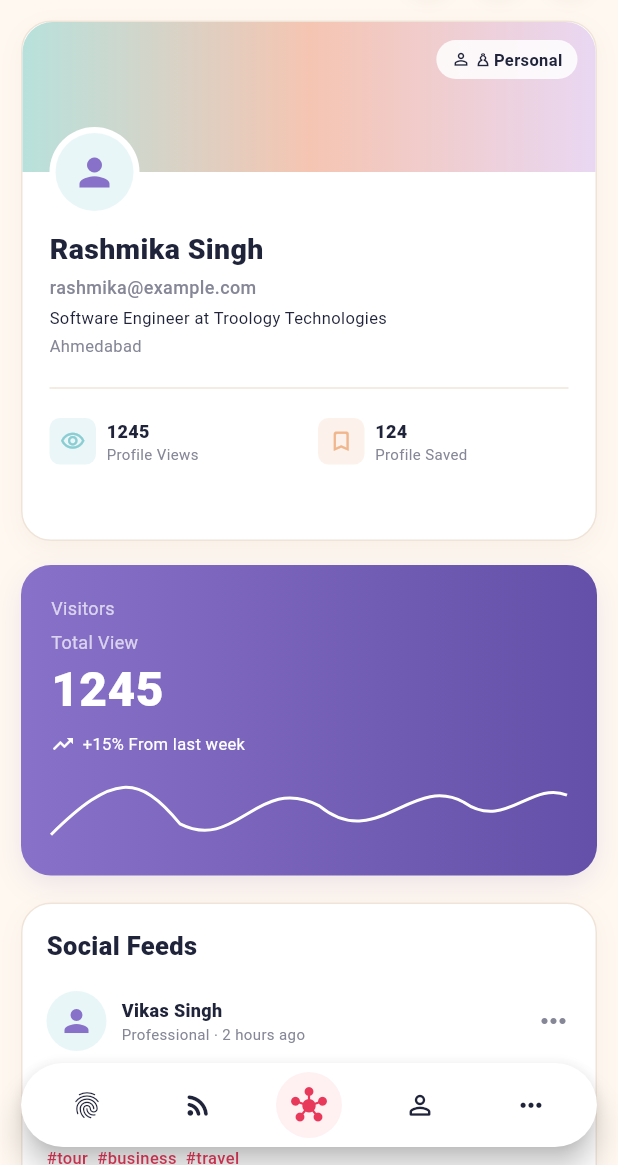
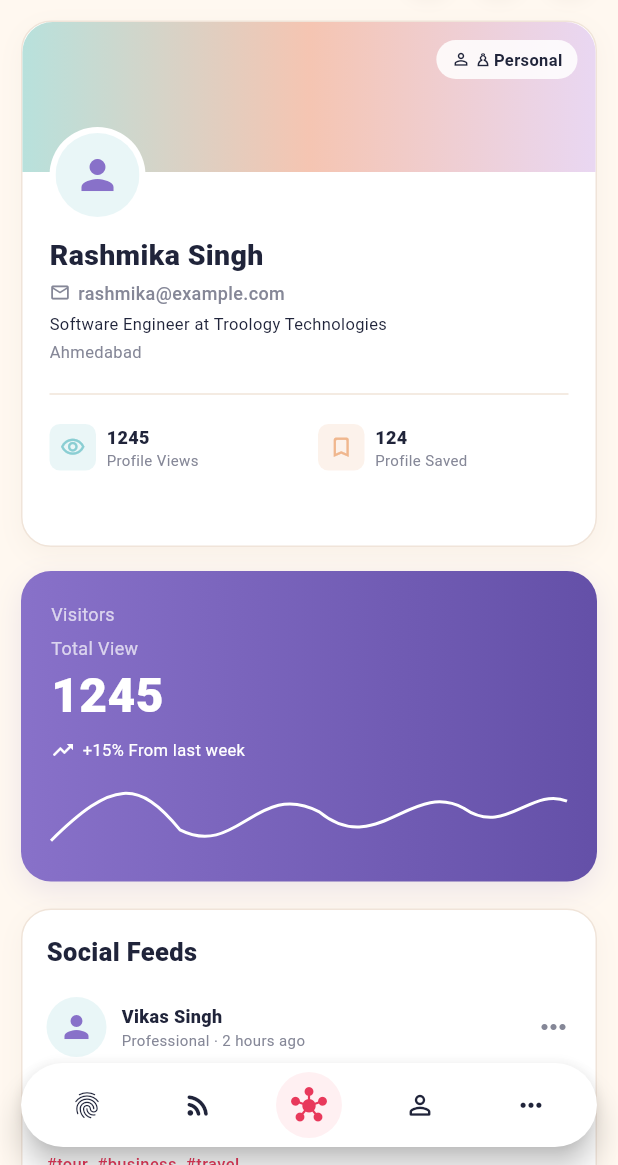
Before and after one commit to abhisinghcpr/flutterTechTask, a Flutter app: the HomeScreen screen opened directly, on a phone screen of 412 x 824 dp, the part 71-1236 px from its top. Run offline on Flutter 3.47's test engine with Material 3 defaults, Android fonts, the phone set to English and light mode, and no system bars; our stand-ins replace connectivity_plus, firebase_auth, firebase_core, get, google_sign_in, shared_preferences; accounts and stored records are empty; network calls fail.

Commit message:
feat: show user photo, name, email, phone on home screen, and route to splash on logout

```diff
--- a/lib/controller/auth_controller.dart
+++ /dev/null
@@ -1 +0,0 @@
-export '../presentation/controllers/auth_controller.dart';
--- a/lib/core/constants/app_colors.dart
+++ b/lib/core/constants/app_colors.dart
@@ -10,7 +10,6 @@ class AppColors {
   static const Color muted = Color(0xFF858797);
   static const Color border = Color(0xFFF0E4D9);
 
-  // Gradient & accent colors
   static const Color purple = Color(0xFF8871C9);
   static const Color purpleDark = Color(0xFF6450A8);
   static const Color cyan = Color(0xFF8ACED3);
@@ -19,7 +18,6 @@ class AppColors {
   static const Color softPink = Color(0xFFF5C5B2);
   static const Color lavender = Color(0xFFE9D7F2);
 
-  // Status colors
   static const Color offline = Color(0xFFD9534F);
   static const Color offlineBackground = Color(0xFFFDECEA);
   static const Color online = Color(0xFF4CAF50);
--- a/lib/data/models/profile_model.dart
+++ b/lib/data/models/profile_model.dart
@@ -2,6 +2,7 @@ class ProfileModel {
   const ProfileModel({
     required this.name,
     required this.email,
+    this.phone,
     this.photoUrl,
     this.jobTitle = 'Software Engineer at Troology Technologies',
     this.location = 'Ahmedabad',
@@ -12,6 +13,7 @@ class ProfileModel {
 
   final String name;
   final String email;
+  final String? phone;
   final String? photoUrl;
   final String jobTitle;
   final String location;
@@ -22,6 +24,7 @@ class ProfileModel {
   ProfileModel copyWith({
     String? name,
     String? email,
+    String? phone,
     String? photoUrl,
     String? jobTitle,
     String? location,
@@ -32,6 +35,7 @@ class ProfileModel {
     return ProfileModel(
       name: name ?? this.name,
       email: email ?? this.email,
+      phone: phone ?? this.phone,
       photoUrl: photoUrl ?? this.photoUrl,
       jobTitle: jobTitle ?? this.jobTitle,
       location: location ?? this.location,
--- a/lib/data/repositories/mock_magnet_repository.dart
+++ b/lib/data/repositories/mock_magnet_repository.dart
@@ -12,11 +12,13 @@ class MockMagnetRepository {
   ProfileModel getProfile({
     String? name,
     String? email,
+    String? phone,
     String? photoUrl,
   }) {
     return ProfileModel(
       name: (name != null && name.trim().isNotEmpty) ? name : 'Rashmika Singh',
       email: (email != null && email.trim().isNotEmpty) ? email : 'rashmika@example.com',
+      phone: phone,
       photoUrl: photoUrl,
       jobTitle: AppStrings.defaultJobTitle,
       location: AppStrings.defaultLocation,
--- a/lib/main.dart
+++ b/lib/main.dart
@@ -1,7 +1,6 @@
 import 'package:firebase_core/firebase_core.dart';
 import 'package:flutter/material.dart';
 import 'package:get/get.dart';
-
 import 'core/constants/app_strings.dart';
 import 'core/theme/app_theme.dart';
 import 'firebase_options.dart';
--- a/lib/presentation/screens/home/home_screen.dart
+++ b/lib/presentation/screens/home/home_screen.dart
@@ -82,6 +82,7 @@ class _HomeScreenState extends State<HomeScreen> {
                                 final profile = _repository.getProfile(
                                   name: authController.userName.value,
                                   email: authController.userEmail.value,
+                                  phone: authController.userPhone.value,
                                   photoUrl: authController.userPhoto.value,
                                 );
 
--- a/lib/presentation/widgets/profile_card.dart
+++ b/lib/presentation/widgets/profile_card.dart
@@ -62,7 +62,9 @@ class ProfileCard extends StatelessWidget {
                   ),
                   const SizedBox(width: 4),
                   Text(
-                    isOffline ? AppStrings.offlineBadge : AppStrings.personalBadge,
+                    isOffline
+                        ? AppStrings.offlineBadge
+                        : AppStrings.personalBadge,
                     style: TextStyle(
                       fontSize: 11,
                       fontWeight: FontWeight.w600,
@@ -82,27 +84,48 @@ class ProfileCard extends StatelessWidget {
               child: Column(
                 crossAxisAlignment: CrossAxisAlignment.start,
                 children: [
-                  // Avatar
+                  // Avatar with Google Photo and graceful error fallback
                   CircleAvatar(
-                    radius: 30,
+                    radius: 32,
                     backgroundColor: Colors.white,
-                    child: CircleAvatar(
-                      radius: 26,
-                      backgroundColor: const Color(0xFFE9F6F7),
-                      backgroundImage: (!isOffline &&
-                              profile.photoUrl != null &&
+                    child: ClipOval(
+                      child: Container(
+                        width: 56,
+                        height: 56,
+                        color: const Color(0xFFE9F6F7),
+                        child: (profile.photoUrl != null &&
                                 profile.photoUrl!.isNotEmpty)
-                          ? NetworkImage(profile.photoUrl!)
-                          : null,
-                      child: (isOffline ||
-                              profile.photoUrl == null ||
-                              profile.photoUrl!.isEmpty)
-                          ? const Icon(
+                            ? Image.network(
+                                profile.photoUrl!,
+                                fit: BoxFit.cover,
+                                errorBuilder: (context, error, stackTrace) {
+                                  return const Icon(
                                     Icons.person,
                                     color: AppColors.purple,
-                              size: 30,
+                                    size: 32,
+                                  );
+                                },
+                                loadingBuilder:
+                                    (context, child, loadingProgress) {
+                                  if (loadingProgress == null) return child;
+                                  return const Center(
+                                    child: SizedBox(
+                                      width: 20,
+                                      height: 20,
+                                      child: CircularProgressIndicator(
+                                        strokeWidth: 2,
+                                        color: AppColors.primary,
+                                      ),
+                                    ),
+                                  );
+                                },
                               )
-                          : null,
+                            : const Icon(
+                                Icons.person,
+                                color: AppColors.purple,
+                                size: 32,
+                              ),
+                      ),
                     ),
                   ),
                   const SizedBox(height: 8),
@@ -119,20 +142,53 @@ class ProfileCard extends StatelessWidget {
                   const SizedBox(height: 3),
 
                   // User Email
-                  Text(
-                    profile.email.isNotEmpty ? profile.email : 'No email available',
+                  Row(
+                    children: [
+                      const Icon(Icons.email_outlined,
+                          size: 14, color: AppColors.muted),
+                      const SizedBox(width: 5),
+                      Expanded(
+                        child: Text(
+                          profile.email.isNotEmpty
+                              ? profile.email
+                              : 'No email available',
                           style: const TextStyle(
                             fontSize: 12,
                             fontWeight: FontWeight.w500,
                             color: AppColors.muted,
                           ),
                         ),
+                      ),
+                    ],
+                  ),
 
-                  // If offline: show only name and email as required
+                  // User Phone (if available)
+                  if (profile.phone != null &&
+                      profile.phone!.isNotEmpty) ...[
+                    const SizedBox(height: 3),
+                    Row(
+                      children: [
+                        const Icon(Icons.phone_outlined,
+                            size: 14, color: AppColors.muted),
+                        const SizedBox(width: 5),
+                        Text(
+                          profile.phone!,
+                          style: const TextStyle(
+                            fontSize: 12,
+                            fontWeight: FontWeight.w500,
+                            color: AppColors.muted,
+                          ),
+                        ),
+                      ],
+                    ),
+                  ],
+
+                  // If offline: show notice that data is loaded from local storage
                   if (isOffline) ...[
                     const SizedBox(height: 12),
                     Container(
-                      padding: const EdgeInsets.symmetric(horizontal: 10, vertical: 6),
+                      padding: const EdgeInsets.symmetric(
+                          horizontal: 10, vertical: 6),
                       decoration: BoxDecoration(
                         color: AppColors.offlineBackground,
                         borderRadius: BorderRadius.circular(8),
@@ -140,10 +196,11 @@ class ProfileCard extends StatelessWidget {
                       child: const Row(
                         mainAxisSize: MainAxisSize.min,
                         children: [
-                          Icon(Icons.storage_rounded, size: 14, color: AppColors.offline),
+                          Icon(Icons.storage_rounded,
+                              size: 14, color: AppColors.offline),
                           SizedBox(width: 6),
                           Text(
-                            'Name and email loaded from local cache',
+                            'Name & email loaded from local cache',
                             style: TextStyle(
                               fontSize: 10,
                               fontWeight: FontWeight.w600,
@@ -158,12 +215,14 @@ class ProfileCard extends StatelessWidget {
                     const SizedBox(height: 4),
                     Text(
                       profile.jobTitle,
-                      style: const TextStyle(fontSize: 11, color: AppColors.ink),
+                      style:
+                          const TextStyle(fontSize: 11, color: AppColors.ink),
                     ),
                     const SizedBox(height: 3),
                     Text(
                       profile.location,
-                      style: const TextStyle(fontSize: 11, color: AppColors.muted),
+                      style: const TextStyle(
+                          fontSize: 11, color: AppColors.muted),
                     ),
                     const Padding(
                       padding: EdgeInsets.symmetric(vertical: 12),
--- a/lib/utils/app_color.dart
+++ /dev/null
@@ -1 +0,0 @@
-export '../core/constants/app_colors.dart';
--- a/lib/view/home_screen.dart
+++ /dev/null
@@ -1 +0,0 @@
-export '../presentation/screens/home/home_screen.dart';
--- a/lib/view/login_screen.dart
+++ /dev/null
@@ -1 +0,0 @@
-export '../presentation/screens/login/login_screen.dart';
--- a/lib/view/splash_screen.dart
+++ /dev/null
@@ -1 +0,0 @@
-export '../presentation/screens/splash/splash_screen.dart';
```
Also changed, not shown: lib/core/constants/app_strings.dart (+2 -8 lines), lib/presentation/controllers/auth_controller.dart (+27 -6 lines), lib/core/theme/app_theme.dart (indentation only). Lines whose indentation alone changed are shown as unchanged.
